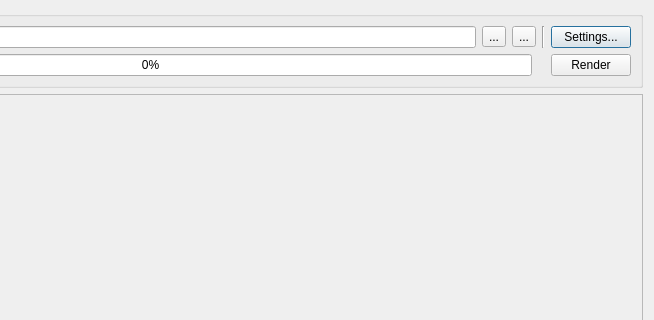
Qt form mainApp/renderdialog.ui (trevorsandy/lpub3d-ci) before a commit; both pictures show x 254 to 908 and y 0 to 320 of the 908 by 631 pixel window.
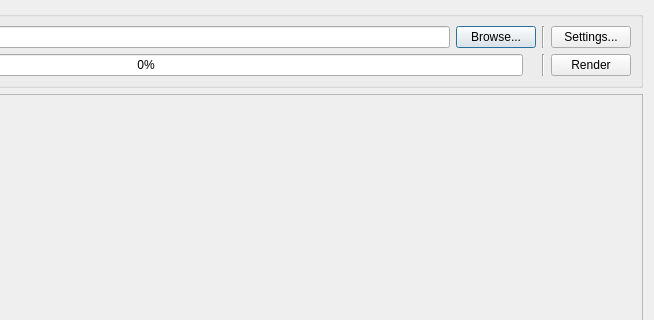
The same form after that commit.

Diff of the .ui file:
```diff
--- a/mainApp/renderdialog.ui
+++ b/mainApp/renderdialog.ui
@@ -38,27 +38,17 @@
            <widget class="QLineEdit" name="OutputEdit"/>
           </item>
           <item>
-           <widget class="QToolButton" name="OutputBrowseButton">
+           <widget class="QPushButton" name="OutputBrowseButton">
             <property name="toolTip">
              <string>Browse and select output file</string>
             </property>
             <property name="text">
-             <string>...</string>
+             <string>Browse...</string>
             </property>
            </widget>
           </item>
           <item>
-           <widget class="QToolButton" name="OutputResetButton">
-            <property name="toolTip">
-             <string>Reset output file</string>
-            </property>
-            <property name="text">
-             <string>...</string>
-            </property>
-           </widget>
-          </item>
-          <item>
-           <widget class="Line" name="line_2">
+           <widget class="Line" name="OutputLine">
             <property name="orientation">
              <enum>Qt::Vertical</enum>
             </property>
@@ -98,6 +88,13 @@
             </property>
            </widget>
           </item>
+          <item>
+           <widget class="Line" name="ProgressLine">
+            <property name="orientation">
+             <enum>Qt::Vertical</enum>
+            </property>
+           </widget>
+          </item>
           <item>
            <widget class="QPushButton" name="RenderButton">
             <property name="text">
```
Left out of the diff: 1 changed line with no effect on the pictures.
